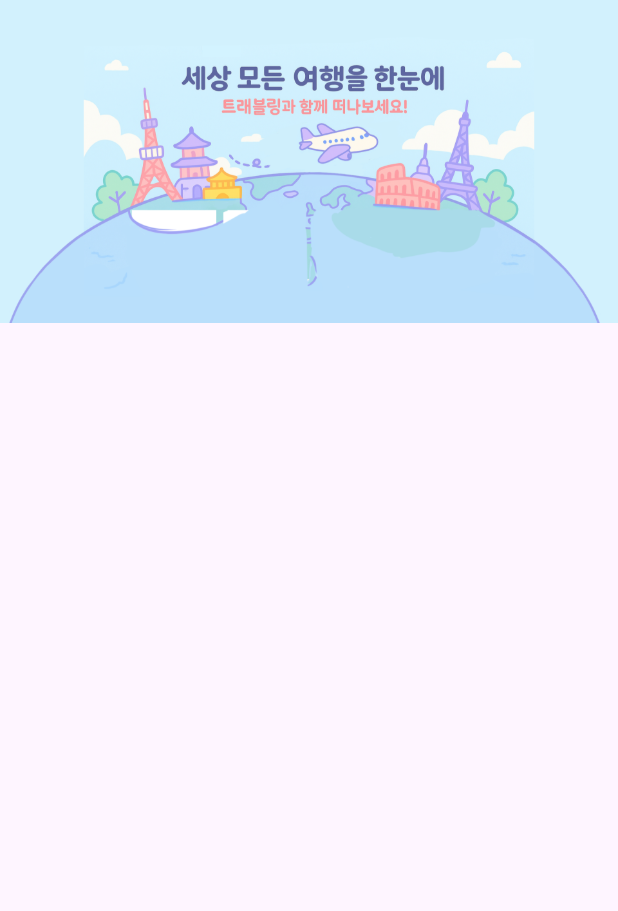
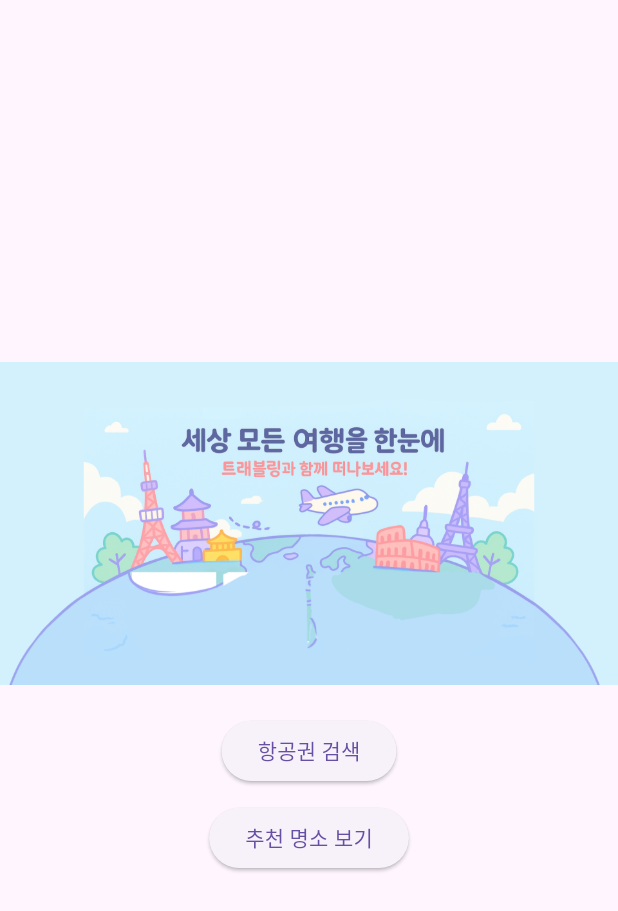
Before and after one commit to Rabbokki/mobile-app-function-impl, a Flutter app: the screen it shows after launch, on a phone screen of 412 x 824 dp. Shown: the top 911 px of the screen. Run offline on Flutter 3.47's test engine with Material 3 defaults, Android fonts, the phone set to English and light mode, and no system bars.

Commit message:
지금까지 한 거

```diff
--- a/lib/screens/home_screen.dart
+++ b/lib/screens/home_screen.dart
@@ -6,15 +6,36 @@
   @override
   Widget build(BuildContext context) {
     return Scaffold(
-      backgroundColor: Color(0xFFFEF5FF), // 연보라색 배경
-      body: Column(
+      backgroundColor: const Color(0xFFFEF5FF),
+      body: Center(
+        child: Column(
+          mainAxisAlignment: MainAxisAlignment.center,
           children: [
             Image.asset(
               'assets/images/heroBanner2.png',
               fit: BoxFit.cover,
             ),
+            const SizedBox(height: 20),
 
+            // 항공권 이동 버튼
+            ElevatedButton(
+              onPressed: () {
+                Navigator.pushNamed(context, '/flight');
+              },
+              child: const Text('항공권 검색'),
+            ),
+
+            const SizedBox(height: 10),
+
+            // 추천 명소 이동 버튼
+            ElevatedButton(
+              onPressed: () {
+                Navigator.pushNamed(context, '/recommended');
+              },
+              child: const Text('추천 명소 보기'),
+            ),
           ],
+        ),
       ),
     );
   }
```
Lines whose indentation alone changed are shown as unchanged.
